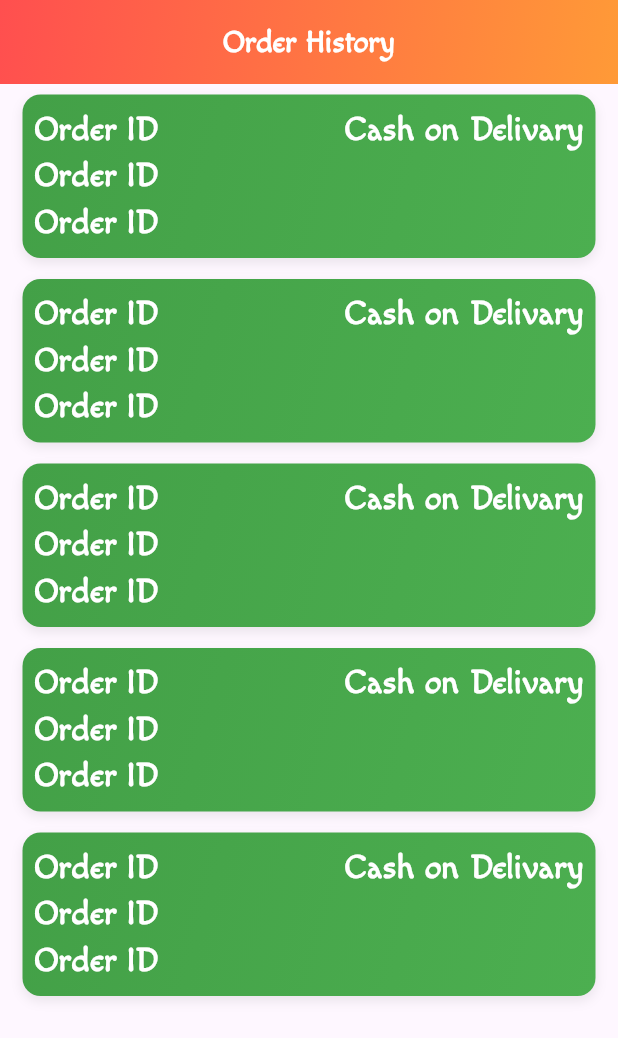
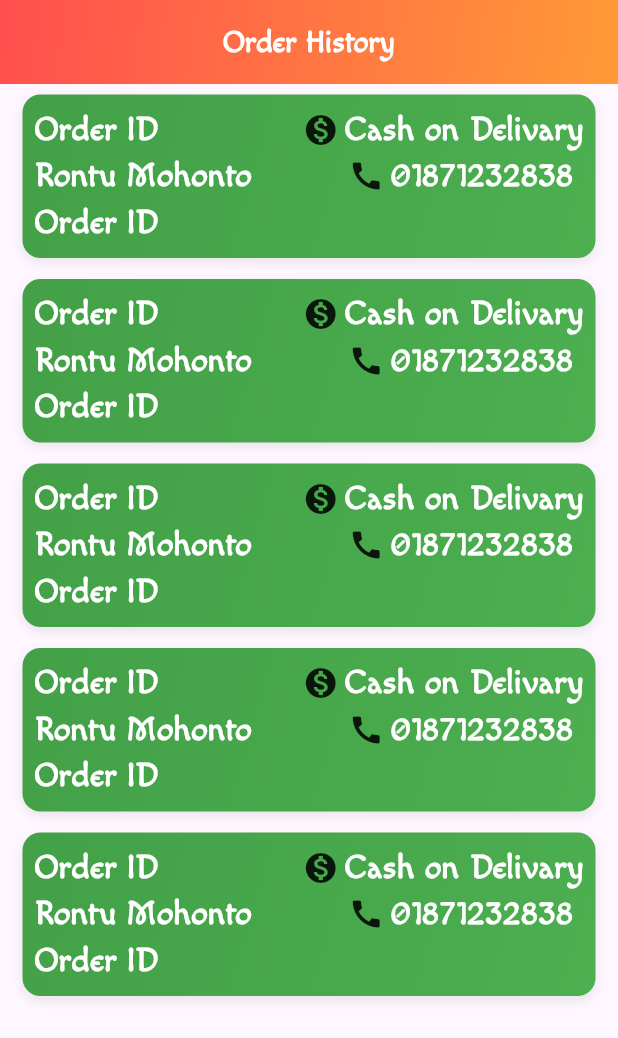
Before and after one commit to RontuMohonto/API_in_e_commerce, a Flutter app: the screen it shows after launch, on a phone screen of 412 x 824 dp. Shown: the top 1038 px of the screen. Run offline on Flutter 3.47's test engine with Material 3 defaults, Android fonts, the phone set to English and light mode, and no system bars; our stand-ins replace carousel_slider, flutter_easyloading, flutter_secure_storage.

Commit message:
added row

```diff
--- a/lib/screen/Order/UI.dart
+++ b/lib/screen/Order/UI.dart
@@ -62,10 +62,31 @@ class _OrderScreenState extends State<OrderScreen> {
                     children: [
                       CustomText(text: "Order ID", color: Colors.white),
 
-                      CustomText(text: "Cash on Delivary", color: Colors.white),
+                      Row(
+                        spacing: 4,
+                        children: [
+                          Icon(Icons.monetization_on),
+                          CustomText(
+                            text: "Cash on Delivary",
+                            color: Colors.white,
+                          ),
+                        ],
+                      ),
                     ],
                   ),
-                  CustomText(text: "Order ID", color: Colors.white),
+                  Row(
+                    mainAxisAlignment: MainAxisAlignment.spaceBetween,
+                    children: [
+                      CustomText(text: "Rontu Mohonto ", color: Colors.white),
+                      Row(
+                        spacing: 4,
+                        children: [
+                          Icon(Icons.call),
+                          CustomText(text: "01871232838 ", color: Colors.white),
+                        ],
+                      ),
+                    ],
+                  ),
                   CustomText(text: "Order ID", color: Colors.white),
                 ],
               ),
```
